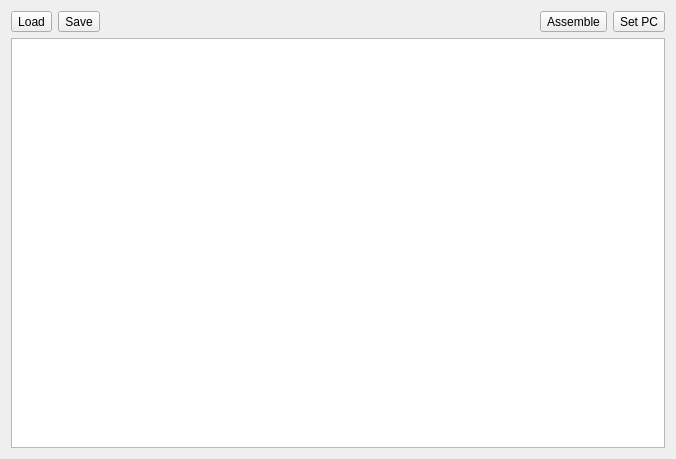
Old version of the form assemblerwidget.ui in the repository rjaremczak/mo65x.
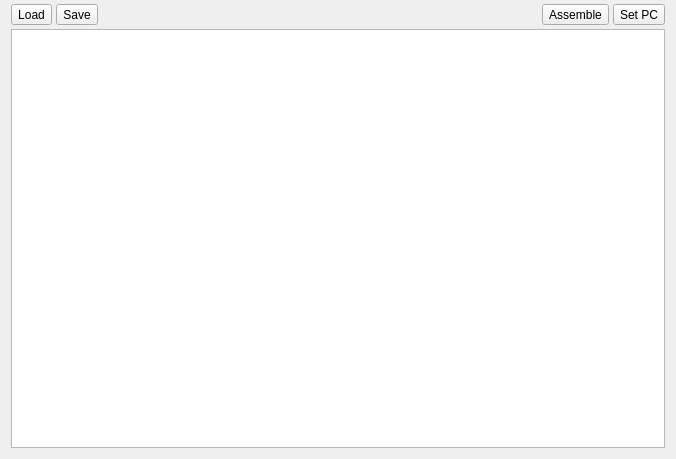
New version of the form.

What changed in the file:
```diff
--- a/assemblerwidget.ui
+++ b/assemblerwidget.ui
@@ -14,6 +14,12 @@
    <string>Form</string>
   </property>
   <layout class="QVBoxLayout" name="verticalLayout">
+   <property name="spacing">
+    <number>4</number>
+   </property>
+   <property name="topMargin">
+    <number>4</number>
+   </property>
    <item>
     <layout class="QHBoxLayout" name="horizontalLayout">
      <item>
```
